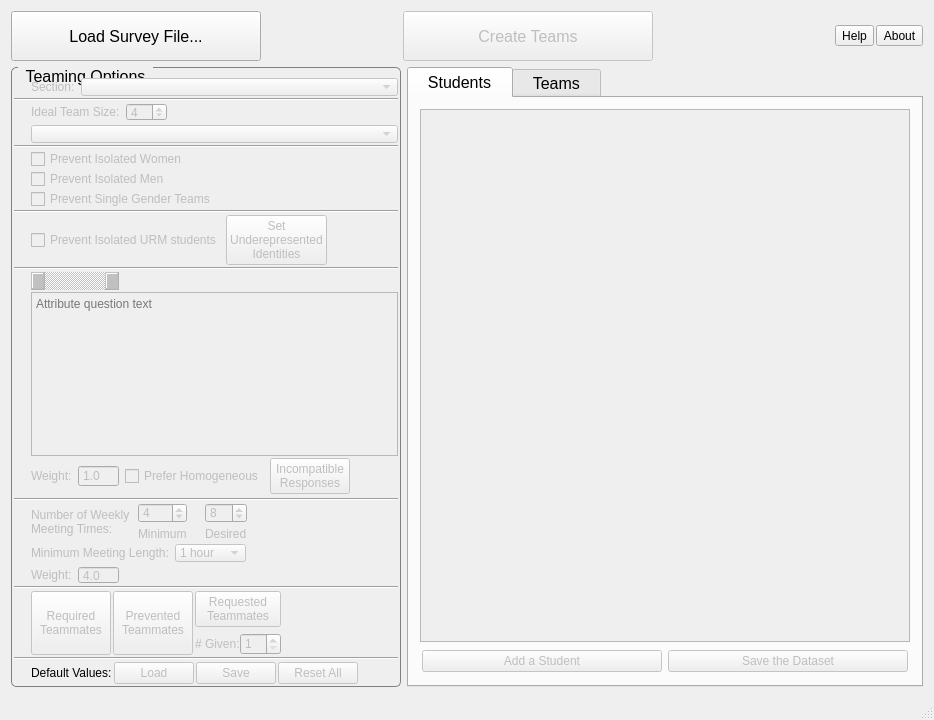
The window that gruepr.ui (gruepr/gruepr) describes before a commit, drawn with Qt 5.
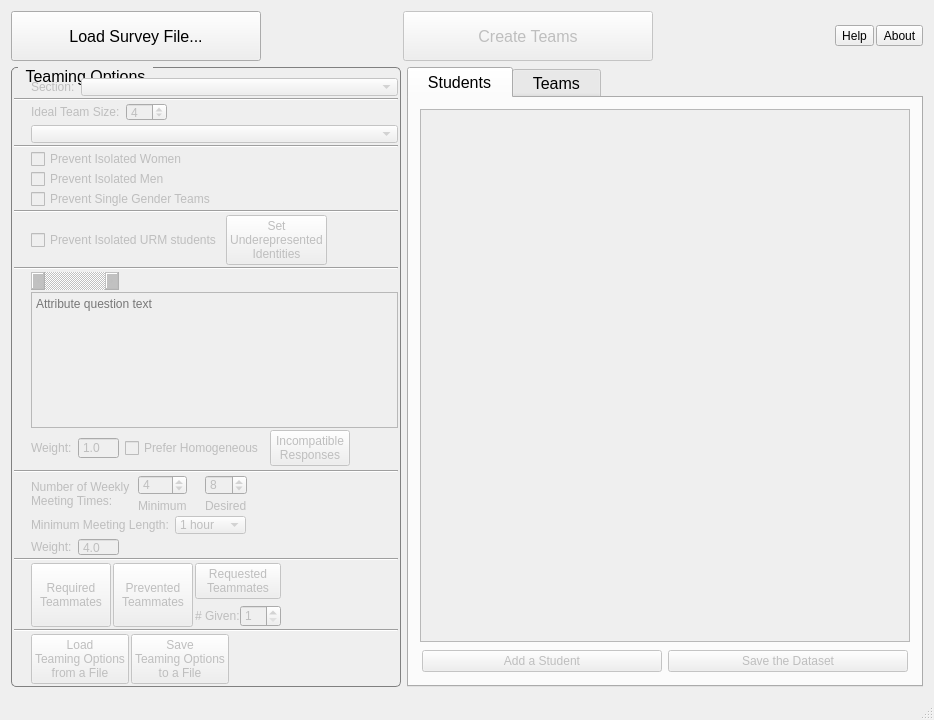
The same window after the commit. Icons and pictures are not drawn.

What changed in the file:
```diff
--- a/gruepr.ui
+++ b/gruepr.ui
@@ -741,25 +741,12 @@
            <property name="spacing">
             <number>2</number>
            </property>
-           <item alignment="Qt::AlignHCenter|Qt::AlignVCenter">
-            <widget class="QLabel" name="label_4">
-             <property name="sizePolicy">
-              <sizepolicy hsizetype="Preferred" vsizetype="Preferred">
-               <horstretch>0</horstretch>
-               <verstretch>0</verstretch>
-              </sizepolicy>
-             </property>
-             <property name="text">
-              <string>Default Values:</string>
-             </property>
-            </widget>
-           </item>
            <item>
             <layout class="QHBoxLayout" name="defaultValuesInnerLayout">
              <property name="spacing">
               <number>2</number>
              </property>
-             <item alignment="Qt::AlignHCenter">
+             <item>
               <widget class="QPushButton" name="loadSettingsButton">
                <property name="enabled">
                 <bool>false</bool>
@@ -774,7 +761,9 @@
                 <string>Load the default teaming options.</string>
                </property>
                <property name="text">
-                <string>Load</string>
+                <string>Load
+Teaming Options
+from a File</string>
                </property>
               </widget>
              </item>
@@ -793,26 +782,9 @@
                 <string>Save the current teaming options as the defaults for the future.</string>
                </property>
                <property name="text">
-                <string>Save</string>
-               </property>
-              </widget>
-             </item>
-             <item>
-              <widget class="QPushButton" name="clearSettingsButton">
-               <property name="enabled">
-                <bool>false</bool>
-               </property>
-               <property name="sizePolicy">
-                <sizepolicy hsizetype="Preferred" vsizetype="Preferred">
-                 <horstretch>0</horstretch>
-                 <verstretch>0</verstretch>
-                </sizepolicy>
-               </property>
-               <property name="toolTip">
-                <string>Reset the saved teaming options to the original defaults.</string>
-               </property>
-               <property name="text">
-                <string>Reset All</string>
+                <string>Save
+Teaming Options
+to a File</string>
                </property>
               </widget>
              </item>
@@ -1068,6 +1040,9 @@
          </item>
          <item row="17" column="0" alignment="Qt::AlignHCenter|Qt::AlignVCenter">
           <widget class="QLabel" name="label_17">
+           <property name="enabled">
+            <bool>false</bool>
+           </property>
            <property name="sizePolicy">
             <sizepolicy hsizetype="Maximum" vsizetype="Maximum">
              <horstretch>0</horstretch>
```
Left out of the diff: 2 changed lines with no effect on the pictures.
